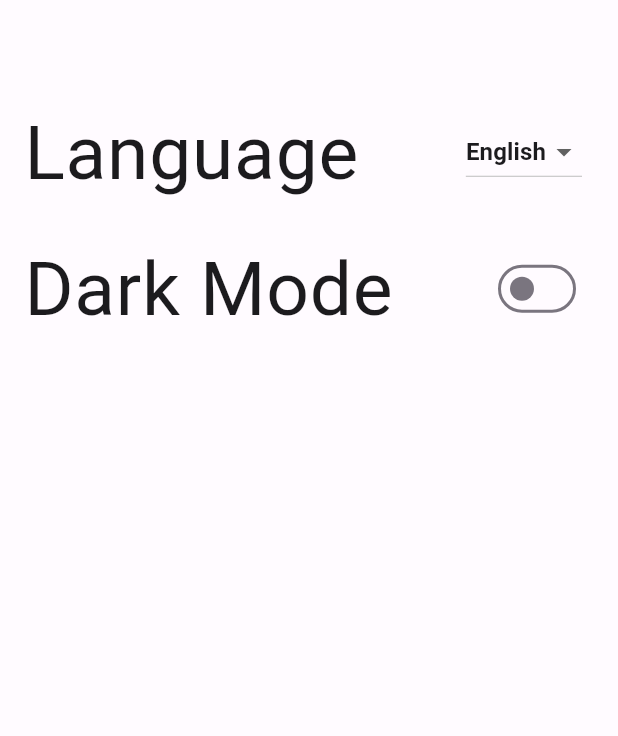
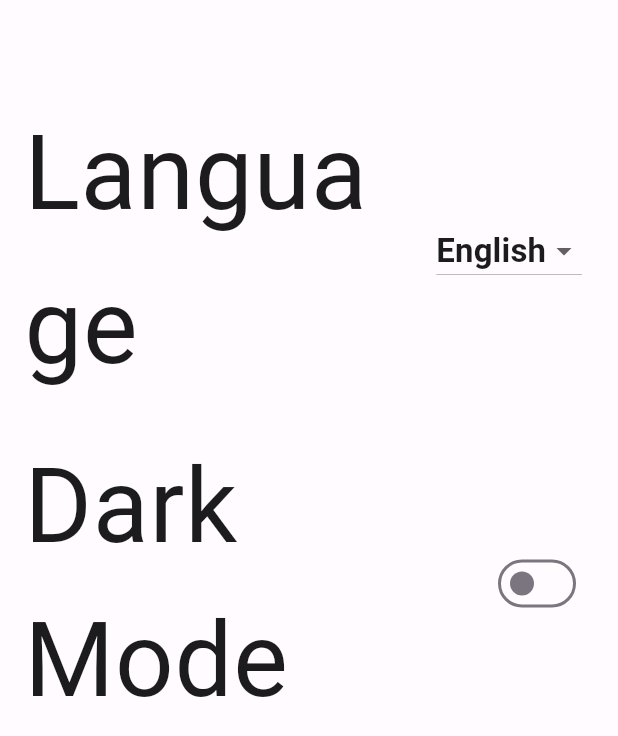
Before and after one commit to muhammedelsepa3y/nasa_app, a Flutter app: the SettingsScreen screen opened by its route, on a phone screen of 412 x 824 dp. Shown: the top 736 px of the screen. Run offline on Flutter 3.47's test engine with Material 2 defaults, Android fonts, the phone set to English and light mode, and no system bars; our stand-ins replace flutter_bloc, go_router, google_fonts, hive, hive_flutter, sizer; accounts and stored records are empty; generated files the repository leaves out were written again; Roboto replaces fonts that are missing (Cairo).

Commit message:
some updates

```diff
--- a/l10n.yaml
+++ b/l10n.yaml
@@ -1,3 +1,3 @@
 arb-dir: lib/l10n
-template-arb-file: app_en.arb
+template-arb-file: intl_en.arb
 output-localization-file: app_localizations.dart
--- a/lib/l10n/app_ar.arb
+++ b/lib/l10n/intl_ar.arb
@@ -3,5 +3,7 @@
   "settings": "الاعدادات",
   "language": "اللغة",
   "darkMode": "الوضع الليلي",
+  "theme": "الموضوع",
+  "news": "الاخبار"
 
 }
--- a/lib/l10n/app_en.arb
+++ b/lib/l10n/intl_en.arb
@@ -2,6 +2,8 @@
   "appHeader": "Nasa App",
   "settings": "Settings",
     "language": "Language",
-  "darkMode": "Dark Mode"
+  "darkMode": "Dark Mode",
+  "theme": "Theme",
+  "news": "News"
 
 }
--- a/lib/main.dart
+++ b/lib/main.dart
@@ -5,6 +5,7 @@ import 'package:flutter_gen/gen_l10n/app_localizations.dart';
 import 'package:nasa_app/utils/color_schemes.g.dart';
 import 'package:nasa_app/utils/constants.dart';
 import 'package:nasa_app/utils/custom_router.dart';
+import 'package:sizer/sizer.dart';
 
 
 import 'utils/typography.dart';
@@ -28,6 +29,8 @@ class MyApp extends StatelessWidget {
       builder: (context, box, _) {
         bool darkMode = box.get(darkModeValue, defaultValue: false);
         String language = box.get(languageValue, defaultValue: "en");
+        return Sizer(
+          builder:(context, orientation, deviceType){
             return MaterialApp.router(
               debugShowCheckedModeBanner: false,
               title: 'Nasa App',
@@ -47,6 +50,8 @@ class MyApp extends StatelessWidget {
               ),
               routerConfig: appRouter.router,
             );
+          }
+        );
       },
     );
   }
--- a/lib/utils/constants.dart
+++ b/lib/utils/constants.dart
@@ -1,3 +1,4 @@
 const String settingsBox = "settingsBox";
 const String darkModeValue = "darkMode";
 const String languageValue = "languageValue";
+const String nasaNews = "Nasa News";
--- a/lib/utils/custom_router.dart
+++ b/lib/utils/custom_router.dart
@@ -1,4 +1,5 @@
 import 'package:go_router/go_router.dart';
+import 'package:nasa_app/UI/screens/news_screen.dart';
 import 'package:nasa_app/utils/route_constants.dart';
 
 import '../UI/screens/home.dart';
@@ -18,6 +19,11 @@ class AppRouter {
         path: settingsRoute,
         builder: (context, state) => const SettingsScreen(),
       ),
+      GoRoute(
+        path: news,
+        builder: (context, state) => const NewsScreen(),
+      ),
     ],
+    errorBuilder: (context, state) => const Home(),
   );
 }
--- a/lib/utils/route_constants.dart
+++ b/lib/utils/route_constants.dart
@@ -1 +1,2 @@
 const String settingsRoute = "/settings";
+const String news = "/news";
--- a/lib/utils/typography.dart
+++ b/lib/utils/typography.dart
@@ -1,83 +1,84 @@
 import 'package:flutter/material.dart';
 import 'package:google_fonts/google_fonts.dart';
+import 'package:sizer/sizer.dart';
 
 final textTheme = TextTheme(
   displayLarge: GoogleFonts.cairo(
     fontWeight: FontWeight.w400,
-    fontSize: 57,
+    fontSize: 57.sp,
     height: 64 / 57,
     letterSpacing: -0.25,
   ),
   displayMedium: GoogleFonts.cairo(
     fontWeight: FontWeight.w400,
-    fontSize: 45,
+    fontSize: 45.sp,
     height: 52 / 45,
   ),
   displaySmall: GoogleFonts.cairo(
     fontWeight: FontWeight.w400,
-    fontSize: 36,
+    fontSize: 36.sp,
     height: 44 / 36,
   ),
   headlineLarge: GoogleFonts.cairo(
     fontWeight: FontWeight.w400,
-    fontSize: 32,
+    fontSize: 32.sp,
     height: 40 / 32,
   ),
   headlineMedium: GoogleFonts.cairo(
     fontWeight: FontWeight.w400,
-    fontSize: 28,
+    fontSize: 28.sp,
     height: 36 / 28,
   ),
   headlineSmall: GoogleFonts.cairo(
     fontWeight: FontWeight.w400,
-    fontSize: 24,
+    fontSize: 24.sp,
     height: 32 / 24,
   ),
   titleLarge: GoogleFonts.cairo(
     fontWeight: FontWeight.w700,
-    fontSize: 22,
+    fontSize: 22.sp,
     height: 28 / 22,
   ),
   titleMedium: GoogleFonts.cairo(
     fontWeight: FontWeight.w600,
-    fontSize: 16,
+    fontSize: 16.sp,
     height: 24 / 16,
     letterSpacing: 0.1,
   ),
   titleSmall: GoogleFonts.cairo(
     fontWeight: FontWeight.w600,
-    fontSize: 14,
+    fontSize: 14.sp,
     height: 20 / 14,
     letterSpacing: 0.1,
   ),
   labelLarge: GoogleFonts.cairo(
     fontWeight: FontWeight.w700,
-    fontSize: 14,
+    fontSize: 14.sp,
     height: 20 / 14,
   ),
   labelMedium: GoogleFonts.cairo(
     fontWeight: FontWeight.w700,
-    fontSize: 12,
+    fontSize: 12.sp,
     height: 16 / 12,
   ),
   labelSmall: GoogleFonts.cairo(
     fontWeight: FontWeight.w700,
-    fontSize: 11,
+    fontSize: 11.sp,
     height: 16 / 11,
   ),
   bodyLarge: GoogleFonts.cairo(
     fontWeight: FontWeight.w400,
-    fontSize: 50,
+    fontSize: 50.sp,
     height: 24 / 16,
   ),
   bodyMedium: GoogleFonts.cairo(
     fontWeight: FontWeight.w400,
-    fontSize: 14,
+    fontSize: 14.sp,
     height: 20 / 14,
   ),
   bodySmall: GoogleFonts.cairo(
     fontWeight: FontWeight.w400,
-    fontSize: 12,
+    fontSize: 12.sp,
     height: 16 / 12,
   ),
 );
```
Also changed, not shown: lib/UI/screens/home.dart (+7 -1 lines), lib/UI/screens/news_screen.dart (added, +26 -0 lines), lib/data/models/mars_photo.dart (added, +51 -0 lines), pubspec.yaml (+20 -9 lines), lib/data/models/mars_photo.g.dart (added), lib/generated/intl/messages_all.dart (added), lib/generated/intl/messages_ar.dart (added), lib/generated/intl/messages_en.dart (added), lib/generated/l10n.dart (added), pubspec.lock, 1 other file. Lines whose indentation alone changed are shown as unchanged.
